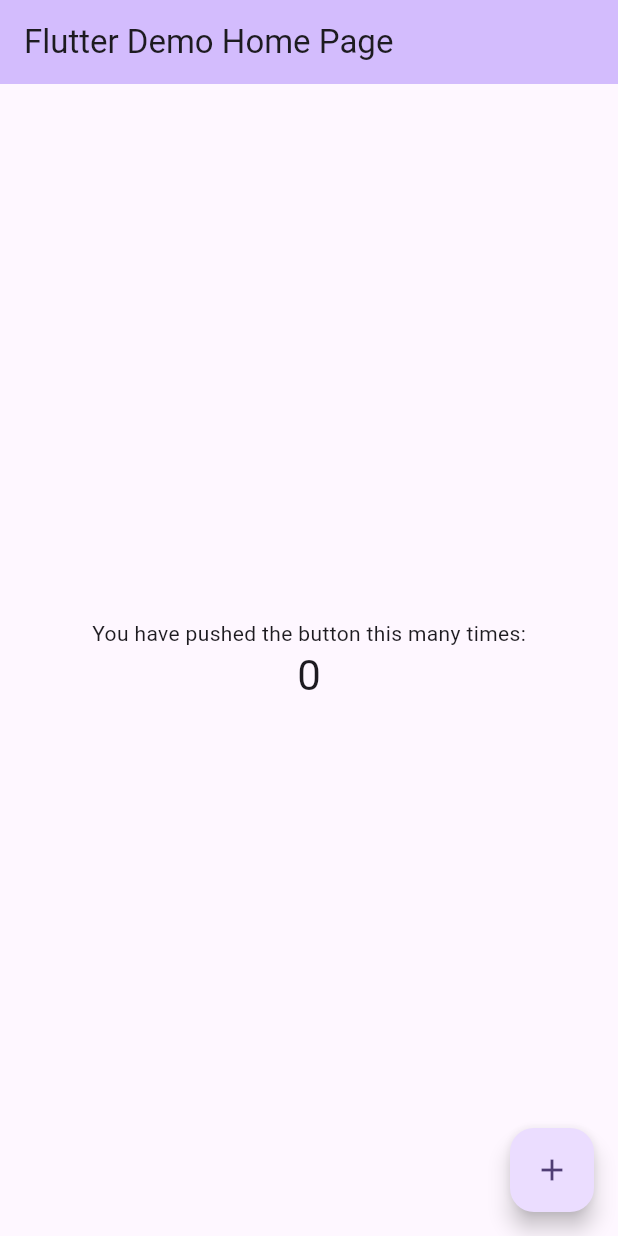
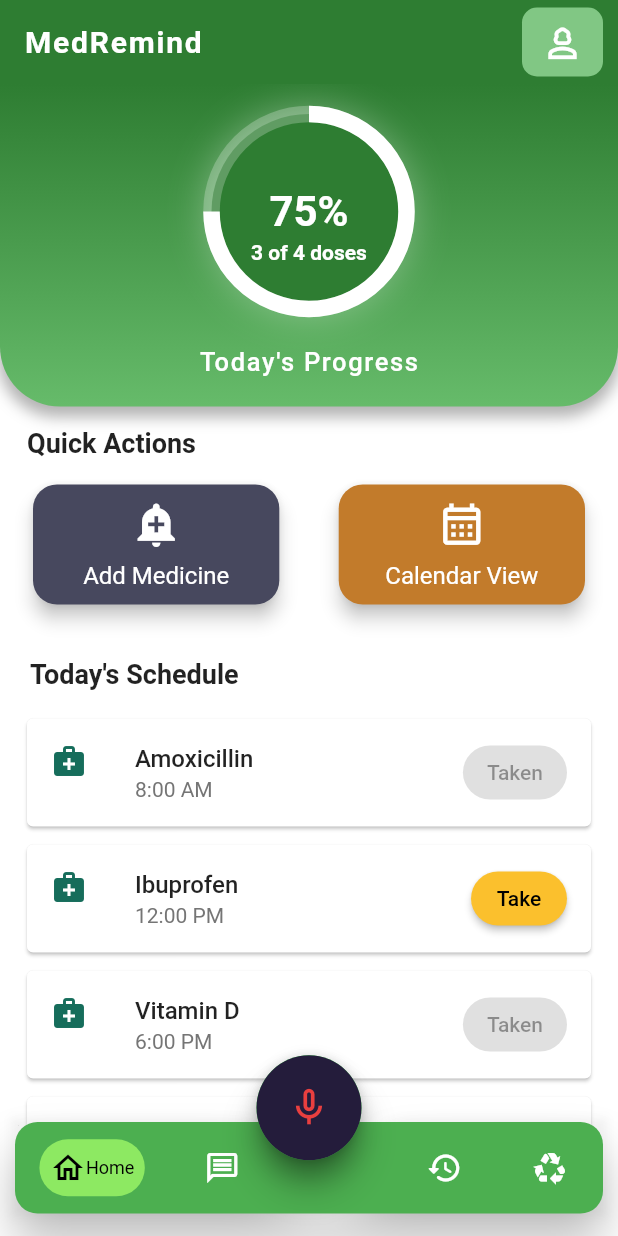
Before and after one commit to yadhugopakumar/Miniproject, a Flutter app: the screen it shows after launch, on a phone screen of 412 x 824 dp. Run offline on Flutter 3.47's test engine with Material 2 defaults, Android fonts, the phone set to English and light mode, and no system bars.

Commit message:
created bottom navbar with static homepage ui 22/7/25

```diff
--- /dev/null
+++ b/lib/bottomnavbar.dart
@@ -0,0 +1,121 @@
+import 'package:flutter/material.dart';
+import 'package:medremind/pages/chatpage.dart';
+import 'package:medremind/pages/homepage.dart';
+import 'package:medremind/pages/refillpage.dart';
+import 'package:medremind/pages/historypage.dart';
+
+class Bottomnavbar extends StatefulWidget {
+  @override
+  State<Bottomnavbar> createState() => _BottomnavbarState();
+}
+
+class _BottomnavbarState extends State<Bottomnavbar> {
+  int _selectedIndex = 0;
+  final List<Widget> _pages = [
+    Homepage(),
+    Chatpage(),
+    Historypage(),
+    Refillpage()
+  ];
+  @override
+  Widget build(BuildContext context) {
+    return Scaffold(
+      extendBody: true,
+      floatingActionButtonLocation: FloatingActionButtonLocation.centerDocked,
+      floatingActionButton: Padding(
+        padding: const EdgeInsets.only(bottom: 19),
+        child: Material(
+          color: Color.fromARGB(255, 93, 255, 101),
+          shape: RoundedRectangleBorder(
+            borderRadius: BorderRadius.circular(35),
+          ),
+          elevation: 10,
+          child: Container(
+            height: 70.0,
+            width: 70.0,
+            child: FloatingActionButton(
+              backgroundColor: Color.fromARGB(255, 36, 28, 59),
+              onPressed: () {},
+              child: const Icon(
+                Icons.mic_none_sharp,
+                size: 30,
+                color: Color.fromARGB(255, 233, 63, 63),
+              ),
+            ),
+          ),
+        ),
+      ),
+      bottomNavigationBar: Padding(
+        padding: const EdgeInsets.only(left: 10, right: 10, bottom: 15),
+        child: BottomAppBar(
+          color: Colors.transparent,
+          shape: const CircularNotchedRectangle(),
+          notchMargin: 6.0,
+          elevation: 10,
+          child: Container(
+              decoration: BoxDecoration(
+                color: Colors.green,
+                borderRadius: BorderRadius.circular(15),
+              ),
+              height: kToolbarHeight + 5,
+              child: Row(
+                mainAxisAlignment: MainAxisAlignment.spaceAround,
+                children: [
+                  _buildNavItem(
+                      icon: Icons.home_outlined, index: 0, label: "Home"),
+                  _buildNavItem(
+                      icon: Icons.message_outlined, index: 1, label: "Chat"),
+                  const SizedBox(width: 45), // For FAB notch
+                  _buildNavItem(
+                      icon: Icons.history_rounded, index: 2, label: "History"),
+                  _buildNavItem(
+                      icon: Icons.recycling_outlined,
+                      index: 3,
+                      label: "Refill"),
+                ],
+              )),
+        ),
+      ),
+      body: _pages[_selectedIndex],
+    );
+  }
+
+  Widget _buildNavItem({
+    required IconData icon,
+    required int index,
+    required String label,
+  }) {
+    final isSelected = _selectedIndex == index;
+    return GestureDetector(
+      onTap: () => setState(() => _selectedIndex = index),
+      child: Container(
+        decoration: BoxDecoration(
+            borderRadius: BorderRadius.circular(30),
+            color: isSelected
+                ? Color.fromARGB(255, 141, 233, 98)
+                : Colors.transparent),
+        padding: const EdgeInsets.symmetric(horizontal: 7, vertical: 7),
+        child: Column(
+          mainAxisAlignment: MainAxisAlignment.center,
+          mainAxisSize: MainAxisSize.min,
+          children: [
+            Row(
+              mainAxisAlignment: MainAxisAlignment.spaceBetween,
+              children: [
+                Icon(
+                  icon,
+                  color: isSelected ? Colors.black :  Colors.white,
+                ),
+                SizedBox(height: 4),
+                Text(
+                  isSelected ? label : "",
+                  style: const TextStyle(fontSize: 12, color: Colors.black),
+                ),
+              ],
+            ),
+          ],
+        ),
+      ),
+    );
+  }
+}
--- a/lib/main.dart
+++ b/lib/main.dart
@@ -1,4 +1,5 @@
 import 'package:flutter/material.dart';
+import 'package:medremind/bottomnavbar.dart';
 
 void main() {
   runApp(const MyApp());
@@ -6,120 +7,19 @@ void main() {
 
 class MyApp extends StatelessWidget {
   const MyApp({super.key});
-
-  // This widget is the root of your application.
   @override
   Widget build(BuildContext context) {
     return MaterialApp(
-      title: 'Flutter Demo',
+      title: 'Medemind',
       theme: ThemeData(
-        // This is the theme of your application.
-        //
-        // TRY THIS: Try running your application with "flutter run". You'll see
-        // the application has a blue toolbar. Then, without quitting the app,
-        // try changing the seedColor in the colorScheme below to Colors.green
-        // and then invoke "hot reload" (save your changes or press the "hot
-        // reload" button in a Flutter-supported IDE, or press "r" if you used
-        // the command line to start the app).
-        //
-        // Notice that the counter didn't reset back to zero; the application
-        // state is not lost during the reload. To reset the state, use hot
-        // restart instead.
-        //
-        // This works for code too, not just values: Most code changes can be
-        // tested with just a hot reload.
-        colorScheme: ColorScheme.fromSeed(seedColor: Colors.deepPurple),
-        useMaterial3: true,
+        primarySwatch: Colors.green,
+        iconTheme: const IconThemeData(
+          color: Colors.black,
+        ),
+        scaffoldBackgroundColor: Colors.white,
       ),
-      home: const MyHomePage(title: 'Flutter Demo Home Page'),
+      debugShowCheckedModeBanner: false,
+      home: Bottomnavbar(),
     );
   }
 }
-
-class MyHomePage extends StatefulWidget {
-  const MyHomePage({super.key, required this.title});
-
-  // This widget is the home page of your application. It is stateful, meaning
-  // that it has a State object (defined below) that contains fields that affect
-  // how it looks.
-
-  // This class is the configuration for the state. It holds the values (in this
-  // case the title) provided by the parent (in this case the App widget) and
-  // used by the build method of the State. Fields in a Widget subclass are
-  // always marked "final".
-
-  final String title;
-
-  @override
-  State<MyHomePage> createState() => _MyHomePageState();
-}
-
-class _MyHomePageState extends State<MyHomePage> {
-  int _counter = 0;
-
-  void _incrementCounter() {
-    setState(() {
-      // This call to setState tells the Flutter framework that something has
-      // changed in this State, which causes it to rerun the build method below
-      // so that the display can reflect the updated values. If we changed
-      // _counter without calling setState(), then the build method would not be
-      // called again, and so nothing would appear to happen.
-      _counter++;
-    });
-  }
-
-  @override
-  Widget build(BuildContext context) {
-    // This method is rerun every time setState is called, for instance as done
-    // by the _incrementCounter method above.
-    //
-    // The Flutter framework has been optimized to make rerunning build methods
-    // fast, so that you can just rebuild anything that needs updating rather
-    // than having to individually change instances of widgets.
-    return Scaffold(
-      appBar: AppBar(
-        // TRY THIS: Try changing the color here to a specific color (to
-        // Colors.amber, perhaps?) and trigger a hot reload to see the AppBar
-        // change color while the other colors stay the same.
-        backgroundColor: Theme.of(context).colorScheme.inversePrimary,
-        // Here we take the value from the MyHomePage object that was created by
-        // the App.build method, and use it to set our appbar title.
-        title: Text(widget.title),
-      ),
-      body: Center(
-        // Center is a layout widget. It takes a single child and positions it
-        // in the middle of the parent.
-        child: Column(
-          // Column is also a layout widget. It takes a list of children and
-          // arranges them vertically. By default, it sizes itself to fit its
-          // children horizontally, and tries to be as tall as its parent.
-          //
-          // Column has various properties to control how it sizes itself and
-          // how it positions its children. Here we use mainAxisAlignment to
-          // center the children vertically; the main axis here is the vertical
-          // axis because Columns are vertical (the cross axis would be
-          // horizontal).
-          //
-          // TRY THIS: Invoke "debug painting" (choose the "Toggle Debug Paint"
-          // action in the IDE, or press "p" in the console), to see the
-          // wireframe for each widget.
-          mainAxisAlignment: MainAxisAlignment.center,
-          children: <Widget>[
-            const Text(
-              'You have pushed the button this many times:',
-            ),
-            Text(
-              '$_counter',
-              style: Theme.of(context).textTheme.headlineMedium,
-            ),
-          ],
-        ),
-      ),
-      floatingActionButton: FloatingActionButton(
-        onPressed: _incrementCounter,
-        tooltip: 'Increment',
-        child: const Icon(Icons.add),
-      ), // This trailing comma makes auto-formatting nicer for build methods.
-    );
-  }
-}
--- /dev/null
+++ b/lib/pages/chatpage.dart
@@ -0,0 +1,10 @@
+import 'package:flutter/material.dart';
+
+class Chatpage extends StatelessWidget {
+  const Chatpage({super.key});
+
+  @override
+  Widget build(BuildContext context) {
+    return const Placeholder();
+  }
+}
--- /dev/null
+++ b/lib/pages/historypage.dart
@@ -0,0 +1,10 @@
+import 'package:flutter/material.dart';
+
+class Historypage extends StatelessWidget {
+  const Historypage({super.key});
+
+  @override
+  Widget build(BuildContext context) {
+    return const Placeholder();
+  }
+}
--- /dev/null
+++ b/lib/pages/homepage.dart
@@ -0,0 +1,285 @@
+
+import 'package:flutter/material.dart';
+
+class Homepage extends StatefulWidget {
+  const Homepage({super.key});
+
+  @override
+  State<Homepage> createState() => _HomepageStateContent(); // Renamed to avoid conflict
+}
+
+class _HomepageStateContent extends State<Homepage> { // Renamed to avoid conflict
+  final DateTime today = DateTime.now();
+
+  // Removed initState as it contained Hive logic
+
+  @override
+  Widget build(BuildContext context) {
+    const Color backgroundGreen = Color(0xFF166D5B);
+
+    // Static data for demonstration
+    final double staticProgress = 0.75;
+    final int staticTakenCount = 3;
+    final int staticTotalDoses = 4;
+
+    // Static schedule entries
+    final List<Map<String, dynamic>> staticSchedule = [
+      {'medicine': 'Amoxicillin', 'time': '8:00 AM', 'taken': true},
+      {'medicine': 'Ibuprofen', 'time': '12:00 PM', 'taken': false},
+      {'medicine': 'Vitamin D', 'time': '6:00 PM', 'taken': true},
+      {'medicine': 'Melatonin', 'time': '9:00 PM', 'taken': false},
+    ];
+
+    return Scaffold(
+      appBar: AppBar(
+        title: const Text('MedRemind',
+            style: TextStyle(
+                color: Colors.white,
+                fontSize: 20,
+                fontWeight: FontWeight.bold,
+                letterSpacing: 1.2)),
+        actions: [
+          Padding(
+            padding: const EdgeInsets.only(right: 10.0, top: 5, bottom: 5),
+            child: Container(
+              decoration: BoxDecoration(
+                color: Colors.green[300],
+                borderRadius: BorderRadius.circular(10),
+              ),
+              padding: const EdgeInsets.all(3),
+              child: IconButton(
+                onPressed: () {
+                  print('Profile button pressed!');
+                  // Navigator.push(context, MaterialPageRoute(builder: (_) => Profilepg())), // Removed navigation
+                },
+                icon: const Icon(Icons.person_3_outlined,
+                    color: Colors.white, size: 28),
+              ),
+            ),
+          )
+        ],
+        backgroundColor: Colors.green[800],
+        elevation: 0,
+      ),
+      backgroundColor: Colors.white,
+      body: ListView(
+        children: [
+          _buildProgressBar(staticProgress, staticTakenCount, staticTotalDoses),
+          _buildQuickActions(context, backgroundGreen),
+          const Padding(
+            padding: EdgeInsets.only(left: 20.0, bottom: 3, top: 16),
+            child: Text("Today's Schedule",
+                style: TextStyle(
+                    fontSize: 18, fontWeight: FontWeight.bold)),
+          ),
+          const SizedBox(height: 10),
+          // Dynamically build schedule tiles from static data
+          ...staticSchedule.map((entry) {
+            return _scheduleTile(
+              context,
+              medicine: entry['medicine'],
+              dose: entry['time'],
+              taken: entry['taken'],
+              backgroundGreen: backgroundGreen,
+              onTap: () {
+                print('Tapped on ${entry['medicine']} - ${entry['time']}');
+                // You can add local state management here if needed for 'taken' status
+              },
+            );
+          }).toList(),
+          const SizedBox(height: 20),
+        ],
+      ),
+    );
+  }
+
+  Widget _buildProgressBar(double progress, int taken, int total) {
+    return Container(
+      width: double.infinity,
+      padding: const EdgeInsets.only(top: 20, bottom: 10),
+      decoration: BoxDecoration(
+        gradient: LinearGradient(
+          colors: [Colors.green.shade800!, Colors.green.shade400!], // Added ! for null safety
+          begin: Alignment.topCenter,
+          end: Alignment.bottomCenter,
+        ),
+        borderRadius: const BorderRadius.only(
+          bottomLeft: Radius.circular(40),
+          bottomRight: Radius.circular(40),
+        ),
+        boxShadow: [
+          BoxShadow(
+            color: Colors.black.withOpacity(0.3),
+            offset: const Offset(0, 6), // x=0, y=6 (bottom shadow)
+            blurRadius: 8,
+            spreadRadius: 1,
+          ),
+        ],
+      ),
+      child: Center(
+        child: Column(
+          children: [
+            Stack(
+              alignment: Alignment.center,
+              children: [
+                SizedBox(
+                  width: 130,
+                  height: 130,
+                  child: Container(
+                    decoration: BoxDecoration(
+                      shape: BoxShape.circle,
+                      color: Colors.green[800],
+                      boxShadow: [
+                        BoxShadow(
+                          color: Colors.white.withOpacity(0.3),
+                          blurRadius: 20,
+                          spreadRadius: 5,
+                        ),
+                      ],
+                    ),
+                    child: CircularProgressIndicator(
+                      value: progress,
+                      strokeWidth: 11,
+                      backgroundColor: Colors.white24,
+                      valueColor: const AlwaysStoppedAnimation<Color>(Colors.white),
+                    ),
+                  ),
+                ),
+                Text("${(progress * 100).toInt()}%",
+                    style: const TextStyle(
+                        color: Colors.white,
+                        fontSize: 28,
+                        fontWeight: FontWeight.bold)),
+                Positioned(
+                  bottom: 30,
+                  child: Text("$taken of $total doses",
+                      style: const TextStyle(
+                          color: Colors.white,
+                          fontSize: 14,
+                          fontWeight: FontWeight.bold)),
+                ),
+              ],
+            ),
+            const SizedBox(height: 15),
+            const Padding(
+              padding: EdgeInsets.only(top: 10.0, bottom: 10),
+              child: Text("Today's Progress",
+                  style: TextStyle(
+                      color: Colors.white,
+                      fontSize: 17,
+                      fontWeight: FontWeight.w500,
+                      letterSpacing: 1.1)),
+            ),
+          ],
+        ),
+      ),
+    );
+  }
+
+  Widget _buildQuickActions(BuildContext context, Color backgroundGreen) {
+    return Padding(
+      padding: const EdgeInsets.symmetric(horizontal: 18),
+      child: Column(
+        crossAxisAlignment: CrossAxisAlignment.start,
+        children: [
+          const SizedBox(height: 14),
+          const Text("Quick Actions",
+              style: TextStyle(fontSize: 18, fontWeight: FontWeight.bold)),
+          const SizedBox(height: 13),
+          Row(
+            mainAxisAlignment: MainAxisAlignment.spaceBetween,
+            children: [
+              _quickActionCard(
+                context: context,
+                color: Color.fromARGB(255, 71, 72, 94),
+                icon: Icons.add_alert,
+                label: "Add Medicine",
+                onTap: () {
+                  print('Add Medicine tapped!');
+                  // Navigator.push(context, MaterialPageRoute(builder: (_) => AddMedicinePage())), // Removed navigation
+                },
+              ),
+              _quickActionCard(
+                context: context,
+                color: Color.fromARGB(255, 194, 123, 43),
+                icon: Icons.calendar_month_outlined,
+                label: "Calendar View",
+                onTap: () {
+                  print('Calendar View tapped!');
+                  // Navigator.push(context, MaterialPageRoute(builder: (_) => Calenderpg())), // Removed navigation
+                },
+              ),
+            ],
+          ),
+          const SizedBox(height: 16),
+        ],
+      ),
+    );
+  }
+
+  Widget _quickActionCard({
+    required BuildContext context,
+    required Color color,
+    required IconData icon,
+    required String label,
+    required VoidCallback onTap,
+  }) {
+    return InkWell(
+      borderRadius: BorderRadius.circular(16),
+      onTap: onTap,
+      child: Card(
+        elevation: 5,
+        color: color,
+        shape: RoundedRectangleBorder(borderRadius: BorderRadius.circular(16)),
+        child: Padding(
+          padding: const EdgeInsets.all(10.0),
+          child: SizedBox(
+            width: MediaQuery.of(context).size.width * 0.35,
+            child: Column(
+              mainAxisSize: MainAxisSize.min,
+              children: [
+                Icon(icon, size: 33, color: Colors.white),
+                const SizedBox(height: 8),
+                Text(label,
+                    textAlign: TextAlign.center,
+                    style: const TextStyle(fontSize: 16, color: Colors.white)),
+              ],
+            ),
+          ),
+        ),
+      ),
+    );
+  }
+
+  Widget _scheduleTile(
+    BuildContext context, {
+    required String medicine,
+    required String dose,
+    required bool taken,
+    required VoidCallback onTap,
+    required Color backgroundGreen,
+  }) {
+    return Card(
+      margin: const EdgeInsets.symmetric(horizontal: 18, vertical: 6), // Added margin for spacing
+      child: ListTile(
+        leading: Icon(Icons.medical_services, color: backgroundGreen),
+        title: Text(medicine,
+            style: const TextStyle(fontSize: 16, fontWeight: FontWeight.w500)),
+        subtitle:
+            Text(dose, style: TextStyle(fontSize: 14, color: Colors.grey[600])),
+        trailing: ElevatedButton(
+          onPressed: taken ? null : onTap,
+          style: ElevatedButton.styleFrom(
+            backgroundColor: taken ? backgroundGreen : Colors.yellow[700],
+            foregroundColor: taken ? Colors.white : Colors.black,
+            shape:
+                RoundedRectangleBorder(borderRadius: BorderRadius.circular(20)),
+          ),
+          child: Text(taken ? "Taken" : "Take"),
+        ),
+      ),
+    );
+  }
+}
+
+// Removed formatTime and navigatorKey as they were related to Hive data and navigation
--- /dev/null
+++ b/lib/pages/profilepage.dart
@@ -0,0 +1,10 @@
+import 'package:flutter/material.dart';
+
+class Profilepage extends StatelessWidget {
+  const Profilepage({super.key});
+
+  @override
+  Widget build(BuildContext context) {
+    return const Placeholder();
+  }
+}
--- /dev/null
+++ b/lib/pages/refillpage.dart
@@ -0,0 +1,10 @@
+import 'package:flutter/material.dart';
+
+class Refillpage extends StatelessWidget {
+  const Refillpage({super.key});
+
+  @override
+  Widget build(BuildContext context) {
+    return const Placeholder();
+  }
+}
```
Also changed, not shown: 1 other file.
